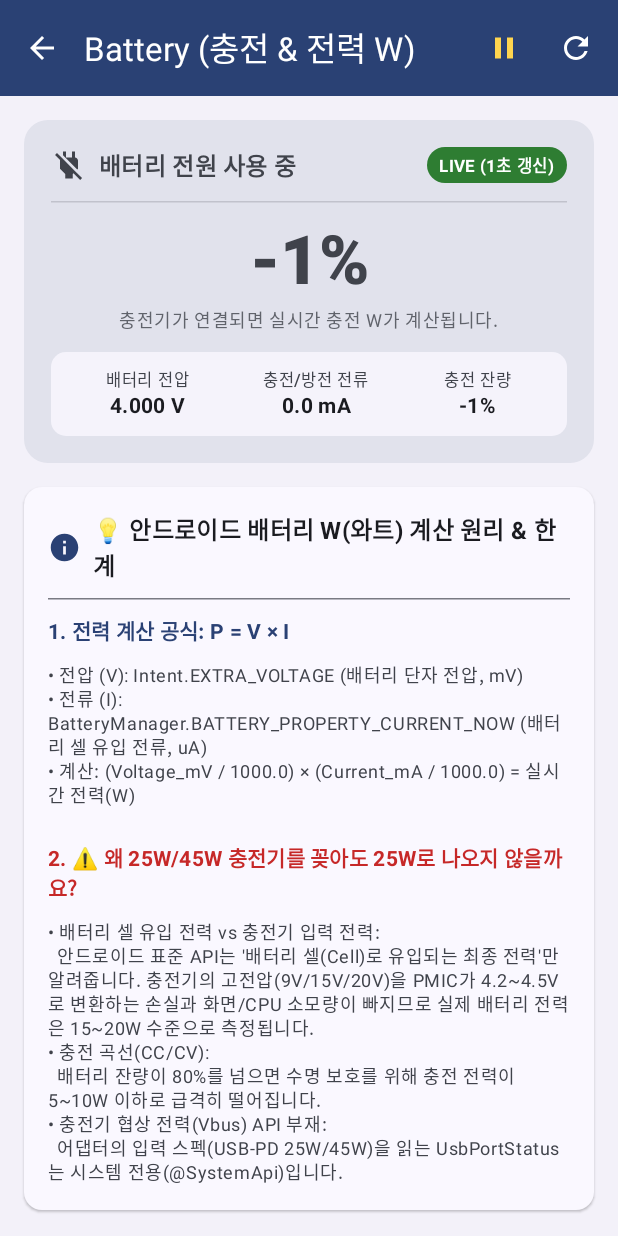
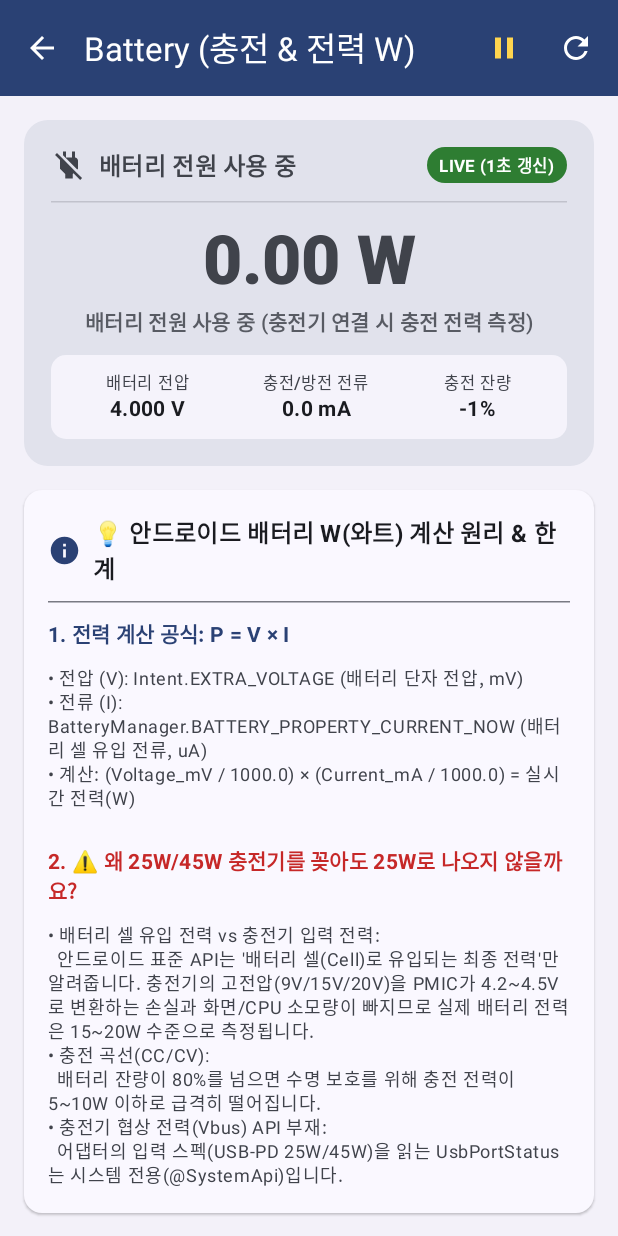
Before and after one commit to Dal-Pi/AndroidPlayground, an Android app built with Jetpack Compose: the BatteryActivity screen opened directly, with no data from a screen before it, on a phone screen of 412 x 824 dp. Run offline under Robolectric (Android 15) with nearby library versions, the phone set to English and light mode, and no system bars.

Commit message:
feat: persist wattage display in battery banner and permanently show ADB command guide

```diff
--- a/app/src/main/java/com/kania/androidplayground/ui/battery/BatteryDataProvider.kt
+++ b/app/src/main/java/com/kania/androidplayground/ui/battery/BatteryDataProvider.kt
@@ -23,14 +23,20 @@ object BatteryDataProvider {
         val intentFilter = IntentFilter(Intent.ACTION_BATTERY_CHANGED)
         val batteryIntent: Intent? = context.registerReceiver(null, intentFilter)
 
-        // 1. 충전 여부 판별
+        // 1. 충전 여부 판별 (API + Intent + Plugged 전원 연결 상태 결합)
         val status = batteryIntent?.getIntExtra(BatteryManager.EXTRA_STATUS, -1) ?: -1
+        val plugged = batteryIntent?.getIntExtra(BatteryManager.EXTRA_PLUGGED, -1) ?: -1
+        val isPlugged = plugged == BatteryManager.BATTERY_PLUGGED_AC ||
+                plugged == BatteryManager.BATTERY_PLUGGED_USB ||
+                plugged == BatteryManager.BATTERY_PLUGGED_WIRELESS ||
+                plugged == 4 // BATTERY_PLUGGED_DOCK
+
         val isChargingFromIntent = status == BatteryManager.BATTERY_STATUS_CHARGING ||
                 status == BatteryManager.BATTERY_STATUS_FULL
         val isCharging = if (Build.VERSION.SDK_INT >= Build.VERSION_CODES.M) {
-            batteryManager?.isCharging ?: isChargingFromIntent
+            (batteryManager?.isCharging == true) || isChargingFromIntent || isPlugged
         } else {
-            isChargingFromIntent
+            isChargingFromIntent || isPlugged
         }
 
         val statusString = when (status) {
@@ -42,7 +48,6 @@ object BatteryDataProvider {
         }
 
         // 2. 전원 연결 방식
-        val plugged = batteryIntent?.getIntExtra(BatteryManager.EXTRA_PLUGGED, -1) ?: -1
         val plugTypeString = when (plugged) {
             BatteryManager.BATTERY_PLUGGED_AC -> "유선 AC 충전기 (Wall Charger)"
             BatteryManager.BATTERY_PLUGGED_USB -> "USB 포트 (PC / 저속 전원)"
@@ -220,14 +225,6 @@ object BatteryDataProvider {
         status: Int,
         isEmulator: Boolean
     ): Pair<Double, String> {
-        if (status == BatteryManager.BATTERY_STATUS_FULL || levelPercent >= 100) {
-            return Pair(0.0, "배터리가 100% 완충되어 배터리 보호 회로가 충전 전류 유입을 완전히 차단(0 mA)했습니다.")
-        }
-
-        if (status == BatteryManager.BATTERY_STATUS_NOT_CHARGING) {
-            return Pair(0.0, "배터리 보호 모드(최대 충전 제한 등) 또는 온도 이상으로 전류 유입이 일시 차단되었습니다.")
-        }
-
         // 전원 규격 기준 기본 추정 전력 (W)
         var baseWatts = when (plugged) {
             BatteryManager.BATTERY_PLUGGED_AC -> 18.0 // 일반 고속 유선 충전기 기본값
@@ -235,6 +232,14 @@ object BatteryDataProvider {
             BatteryManager.BATTERY_PLUGGED_WIRELESS -> 9.0 // 일반 무선 충전 기본값
             4 -> 15.0 // 도크 전원
             else -> 10.0
+        }
+
+        if (status == BatteryManager.BATTERY_STATUS_FULL || levelPercent >= 100) {
+            return Pair(0.0, "배터리가 100% 완충되어 PMIC 보호 회로가 전류 유입을 차단(0 mA)했습니다. (연결 규격: ${getPlugName(plugged)})")
+        }
+
+        if (status == BatteryManager.BATTERY_STATUS_NOT_CHARGING) {
+            return Pair(baseWatts, "배터리 보호 충전(80/85% 제한) 또는 온도 제어로 전류 유입이 제어 중입니다. 연결된 ${getPlugName(plugged)} 정격 기준으로 표기합니다.")
         }
 
         // 80% 이상 충전 구간에서는 세류 충전(Trickle/CV)으로 감속 추정
@@ -325,10 +330,18 @@ object BatteryDataProvider {
 
         // 3. 실시간 충전/소비 전력 (W)
         val wattsFormatted = String.format(Locale.US, "%.2f W", state.powerWatts)
-        val wattsDisplay = if (state.isPowerEstimated) {
-            "$wattsFormatted (추정치 / ${state.chargingSpeedCategory})"
+        val wattsDisplay = if (state.isCharging) {
+            if (state.isPowerEstimated) {
+                "$wattsFormatted (추정치 / ${state.chargingSpeedCategory})"
+            } else {
+                "$wattsFormatted (${state.chargingSpeedCategory})"
+            }
         } else {
-            if (state.isCharging) "$wattsFormatted (${state.chargingSpeedCategory})" else "0.00 W (방전 중)"
+            if (state.powerWatts > 0.0) {
+                "$wattsFormatted (실시간 방전 소모 전력)"
+            } else {
+                "0.00 W (방전 중 / 센서 0mA 대기)"
+            }
         }
 
         val speedPossibleStates = listOf(
--- a/app/src/main/java/com/kania/androidplayground/ui/battery/BatteryScreen.kt
+++ b/app/src/main/java/com/kania/androidplayground/ui/battery/BatteryScreen.kt
@@ -223,24 +223,24 @@ private fun ChargingPowerBannerCard(
 
             HorizontalDivider(color = contentColor.copy(alpha = 0.2f))
 
-            // 중앙 대형 와트(W) 표시
+            // 중앙 대형 와트(W) 표시 (충전 및 방전 시 상시 표시)
             Column(
                 modifier = Modifier.fillMaxWidth(),
                 horizontalAlignment = Alignment.CenterHorizontally,
                 verticalArrangement = Arrangement.spacedBy(4.dp)
             ) {
-                if (isCharging) {
                 Row(
                     verticalAlignment = Alignment.Bottom,
                     horizontalArrangement = Arrangement.spacedBy(6.dp)
                 ) {
+                    val signPrefix = if (isCharging && state.powerWatts > 0.0) "+" else if (!isCharging && state.powerWatts > 0.0) "-" else ""
                     Text(
-                            text = String.format(Locale.US, "%.2f W", state.powerWatts),
+                        text = String.format(Locale.US, "%s%.2f W", signPrefix, state.powerWatts),
                         style = MaterialTheme.typography.displayMedium,
                         fontWeight = FontWeight.ExtraBold,
-                            color = MaterialTheme.colorScheme.primary
+                        color = if (isCharging) MaterialTheme.colorScheme.primary else contentColor
                     )
-                        if (state.isPowerEstimated) {
+                    if (isCharging && state.isPowerEstimated) {
                         Surface(
                             shape = RoundedCornerShape(4.dp),
                             color = MaterialTheme.colorScheme.tertiaryContainer,
@@ -257,12 +257,21 @@ private fun ChargingPowerBannerCard(
                     }
                 }
 
+                if (isCharging) {
                     Text(
                         text = state.chargingSpeedCategory,
                         style = MaterialTheme.typography.bodyMedium,
                         fontWeight = FontWeight.SemiBold,
                         color = Color(0xFFE65100)
                     )
+                } else {
+                    Text(
+                        text = if (state.powerWatts > 0.0) "실시간 배터리 방전 소모 전력" else "배터리 전원 사용 중 (충전기 연결 시 충전 전력 측정)",
+                        style = MaterialTheme.typography.bodyMedium,
+                        fontWeight = FontWeight.SemiBold,
+                        color = contentColor.copy(alpha = 0.85f)
+                    )
+                }
 
                 // 센서 0이거나 에뮬레이터/완충 진단 메시지 박스
                 if (!state.powerDiagnosticMessage.isNullOrEmpty()) {
@@ -291,19 +300,6 @@ private fun ChargingPowerBannerCard(
                             )
                         }
                     }
-                    }
-                } else {
-                    Text(
-                        text = "${state.levelPercent}%",
-                        style = MaterialTheme.typography.displayMedium,
-                        fontWeight = FontWeight.ExtraBold,
-                        color = contentColor
-                    )
-                    Text(
-                        text = "충전기가 연결되면 실시간 충전 W가 계산됩니다.",
-                        style = MaterialTheme.typography.bodySmall,
-                        color = contentColor.copy(alpha = 0.8f)
-                    )
                 }
             }
 
--- a/app/src/main/java/com/kania/androidplayground/ui/devsettings/DevSettingsManager.kt
+++ b/app/src/main/java/com/kania/androidplayground/ui/devsettings/DevSettingsManager.kt
@@ -129,7 +129,8 @@ object DevSettingsManager {
             isDevSettingsEnabled = isDevSettingsEnabled(context),
             isAdbEnabled = isAdbEnabled(context),
             hasPermission = hasWriteSecureSettingsPermission(context),
-            grantAdbCommand = "adb shell pm grant ${context.packageName} android.permission.WRITE_SECURE_SETTINGS"
+            grantAdbCommand = "adb shell pm grant ${context.packageName} android.permission.WRITE_SECURE_SETTINGS",
+            revokeAdbCommand = "adb shell pm revoke ${context.packageName} android.permission.WRITE_SECURE_SETTINGS"
         )
     }
 }
--- a/app/src/main/java/com/kania/androidplayground/ui/devsettings/DevSettingsModel.kt
+++ b/app/src/main/java/com/kania/androidplayground/ui/devsettings/DevSettingsModel.kt
@@ -4,7 +4,8 @@ data class DevSettingsState(
     val isDevSettingsEnabled: Boolean = false,
     val isAdbEnabled: Boolean = false,
     val hasPermission: Boolean = false,
-    val grantAdbCommand: String = ""
+    val grantAdbCommand: String = "",
+    val revokeAdbCommand: String = ""
 )
 
 data class ToggleResult(
```
Also changed, not shown: app/src/main/java/com/kania/androidplayground/ui/devsettings/DeveloperSettingsScreen.kt (+30 -16 lines), 1 other file. Lines whose indentation alone changed are shown as unchanged.
